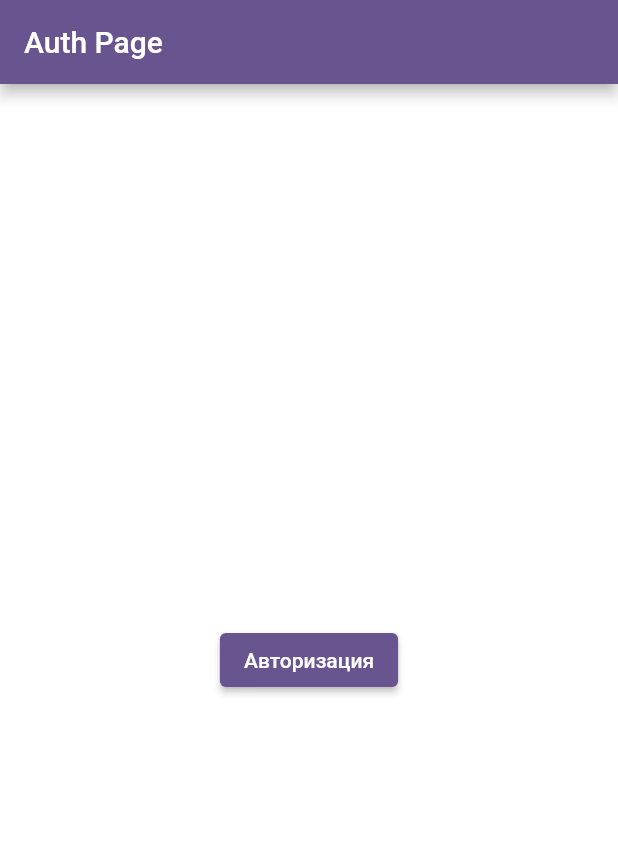
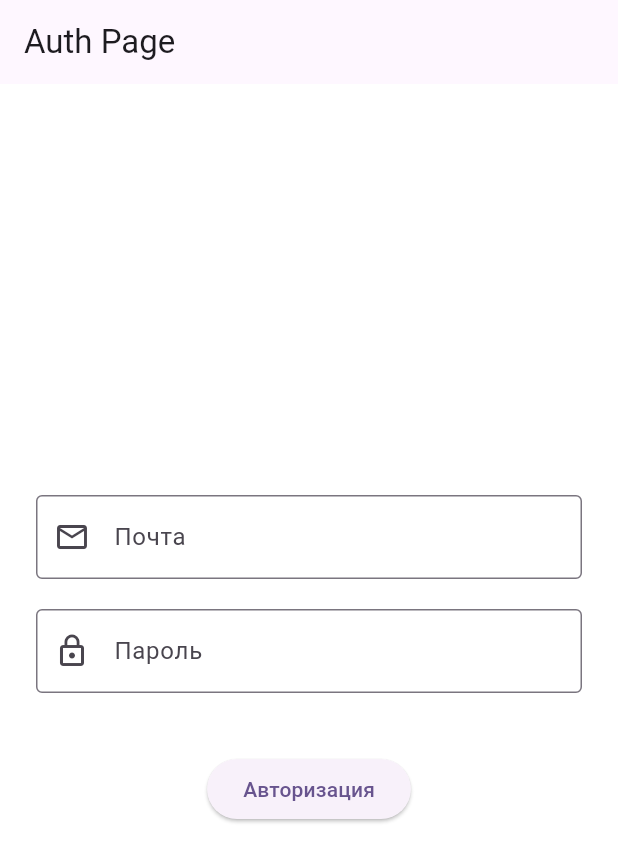
Before and after one commit to ShokoTeam/hakaton_mobile, a Flutter app: the screen it shows after launch, on a phone screen of 412 x 824 dp. Shown: the top 862 px of the screen. Run offline on Flutter 3.47's test engine with Material 3 defaults, Android fonts, the phone set to English and light mode, and no system bars; our stand-ins replace dio, flutter_bloc, freezed_annotation; missing offline and left inert: ansicolor; accounts and stored records are empty.

Commit message:
basic auth

```diff
--- a/lib/main.dart
+++ b/lib/main.dart
@@ -32,7 +32,7 @@ class MyApp extends StatelessWidget {
         title: 'Flutter Demo',
         theme: ThemeData(
           colorScheme: ColorScheme.fromSeed(seedColor: Colors.deepPurple),
-          useMaterial3: false,
+          useMaterial3: true,
         ),
         home: initUser == null ? const AuthPage() : const ProjectsPage(),
       ),
--- a/lib/modules/auth/auth_page.dart
+++ b/lib/modules/auth/auth_page.dart
@@ -1,8 +1,10 @@
 import 'package:flutter/material.dart';
 import 'package:flutter_bloc/flutter_bloc.dart';
+import 'package:hakaton_teamspace/core/constants/paddings.dart';
 import 'package:hakaton_teamspace/data/providers/user/user_cubit.dart';
 import 'package:hakaton_teamspace/modules/projects/projects_page.dart';
 import 'package:hakaton_teamspace/widgets/scaffold.dart';
+import 'package:hakaton_teamspace/widgets/textfield.dart';
 
 class AuthPage extends StatelessWidget {
   const AuthPage({super.key});
@@ -20,37 +22,71 @@ class AuthPage extends StatelessWidget {
       child: UIScaffold(
         appBar: AppBar(title: const Text('Auth Page')),
         body: const Center(
-          child: _AuthButton(),
+          child: _AuthBody(),
         ),
       ),
     );
   }
 }
 
-class _AuthButton extends StatefulWidget {
-  const _AuthButton();
+class _AuthBody extends StatefulWidget {
+  const _AuthBody();
 
   @override
-  State<_AuthButton> createState() => _AuthButtonState();
+  State<_AuthBody> createState() => _AuthBodyState();
 }
 
-class _AuthButtonState extends State<_AuthButton> {
+class _AuthBodyState extends State<_AuthBody> {
+  final emailCtrl = TextEditingController();
+  final passwordCtrl = TextEditingController();
+
+  @override
+  void dispose() {
+    emailCtrl.dispose();
+    passwordCtrl.dispose();
+    super.dispose();
+  }
+
   bool _isLoading = false;
 
   void _auth() async {
+    if (_isLoading) return;
+
     setState(() => _isLoading = true);
-    await context.read<UserProvider>().authViaEmail(
-          email: 'test@mail.ru',
-          password: 'testpassword',
-        );
-    setState(() => _isLoading = true);
+    try {
+      await context.read<UserProvider>().authViaEmail(
+            email: emailCtrl.text.trim(),
+            password: passwordCtrl.text.trim(),
+          );
+    } catch (e) {}
+    setState(() => _isLoading = false);
   }
 
   @override
   Widget build(BuildContext context) {
-    return ElevatedButton(
-      onPressed: _auth,
-      child: _isLoading ? const CircularProgressIndicator() : const Text('Авторизация'),
+    return Padding(
+      padding: const EdgeInsets.all(Paddings.based),
+      child: Column(
+        mainAxisSize: MainAxisSize.min,
+        children: [
+          UITextField(
+            controller: emailCtrl,
+            hintText: 'Почта',
+            prefixIcon: const Icon(Icons.email_outlined),
+          ),
+          const SizedBox(height: 20),
+          UITextField(
+            controller: passwordCtrl,
+            hintText: 'Пароль',
+            prefixIcon: const Icon(Icons.lock_outline),
+          ),
+          const SizedBox(height: 40),
+          ElevatedButton(
+            onPressed: _auth,
+            child: _isLoading ? const CircularProgressIndicator() : const Text('Авторизация'),
+          ),
+        ],
+      ),
     );
   }
 }
--- a/lib/modules/board/task_card.dart
+++ b/lib/modules/board/task_card.dart
@@ -35,6 +35,7 @@ class _TaskMBS extends StatelessWidget {
   @override
   Widget build(BuildContext context) {
     return UIContainer(
+      width: double.infinity,
       child: Column(
         children: [
           Text(task.name, style: const TextStyle(fontSize: 30)),
--- /dev/null
+++ b/lib/widgets/textfield.dart
@@ -0,0 +1,26 @@
+import 'package:flutter/material.dart';
+
+class UITextField extends StatelessWidget {
+  const UITextField({
+    super.key,
+    required this.controller,
+    this.hintText,
+    this.prefixIcon,
+  });
+
+  final TextEditingController controller;
+  final String? hintText;
+  final Widget? prefixIcon;
+
+  @override
+  Widget build(BuildContext context) {
+    return TextFormField(
+      controller: controller,
+      decoration: InputDecoration(
+        border: const OutlineInputBorder(),
+        hintText: hintText,
+        prefixIcon: prefixIcon,
+      ),
+    );
+  }
+}
```
